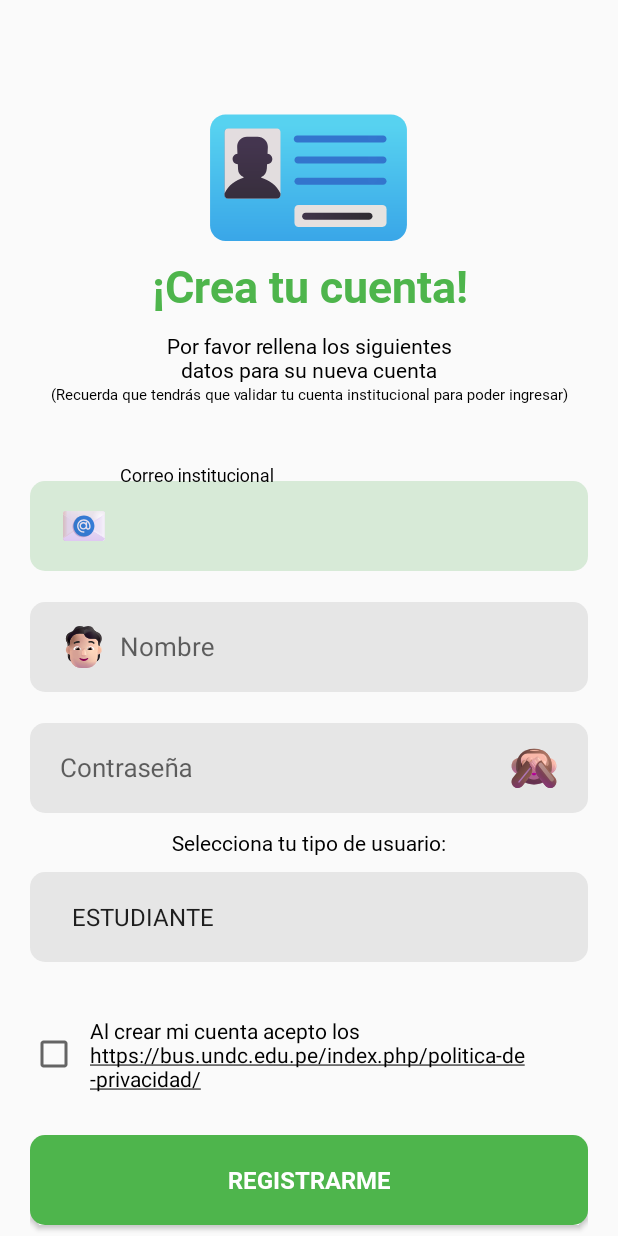
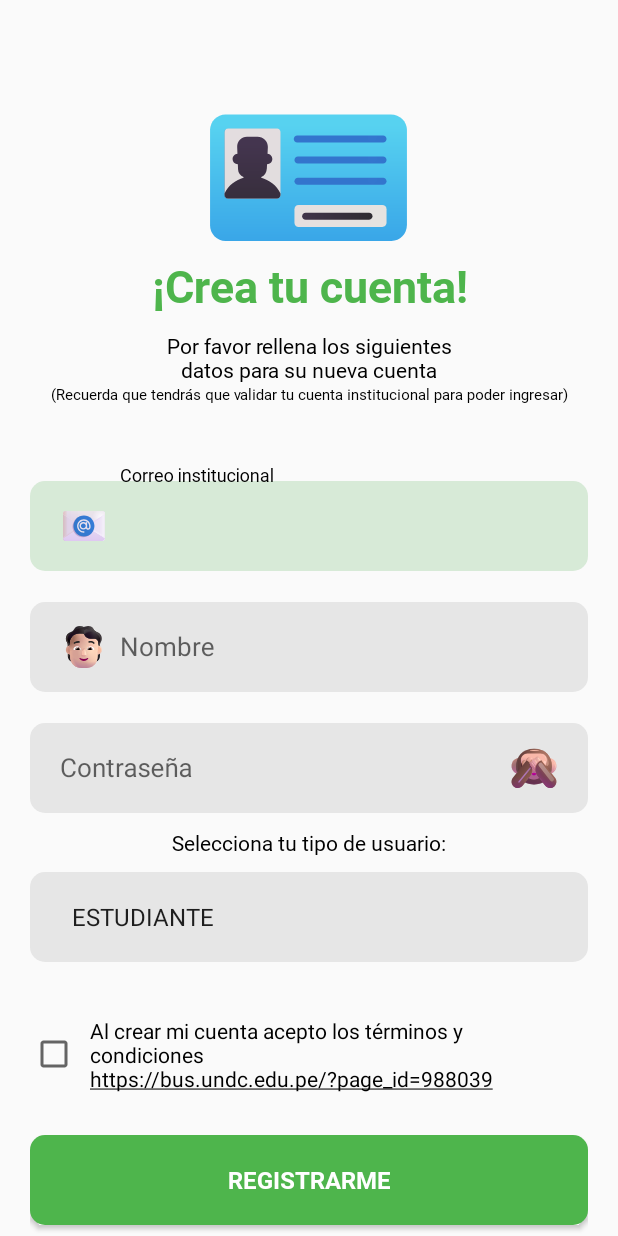
Before and after one commit to carlosdaniel08/UNDC-Bus, an Android app: the RegisterActivity screen opened directly, with no data from a screen before it, on a phone screen of 412 x 824 dp. Run offline under Robolectric (Android 15) with nearby library versions, the phone set to English and light mode, and no system bars; our stand-ins replace Firebase (no records; nobody signed in at launch, a user with empty details on screens opened directly).

Commit message:
- Se añadio los terminos y condiciones

```diff
--- a/app/src/main/java/pe/carlos/undcbusestudiante/Activitys/RegisterActivity.java
+++ b/app/src/main/java/pe/carlos/undcbusestudiante/Activitys/RegisterActivity.java
@@ -57,12 +57,13 @@ public class RegisterActivity extends AppCompatActivity {
         firebaseAuth = FirebaseAuth.getInstance();
         cbTerminosCondiciones = findViewById(R.id.cbTerminosCondiciones);
 
+
         // Crear una lista de elementos para el Spinner
         List<String> tiposUsuarios = new ArrayList<>();
         tiposUsuarios.add("ESTUDIANTE");
         tiposUsuarios.add("DOCENTE");
         tiposUsuarios.add("ADMINISTRATIVO");
-        tiposUsuarios.add("CONDUCTOR");
+       // tiposUsuarios.add("CONDUCTOR");
 
         // Crear una lista de elementos para el Spinner de bus
         List<String> tiposBuses = new ArrayList<>();
--- a/app/src/main/res/values/strings.xml
+++ b/app/src/main/res/values/strings.xml
@@ -2,7 +2,8 @@
     <string name="app_name">UNDC BUS</string>
 
     <string name="tipo_usuario_hint">Seleccione tu tipo de usuario</string>
-    <string name="terms_and_conditions">Al crear mi cuenta acepto los <a href="terms_activity://">https://bus.undc.edu.pe/index.php/politica-de-privacidad/</a></string>
+
+    <string name="terms_and_conditions">Al crear mi cuenta acepto los términos y condiciones <a href="terms_activity://">https://bus.undc.edu.pe/?page_id=988039</a></string>
 
     <string name="firebase_error_invalid_email">La dirección de correo electrónico es inválida.</string>
     <string name="firebase_error_wrong_password">La contraseña es incorrecta.</string>
```
